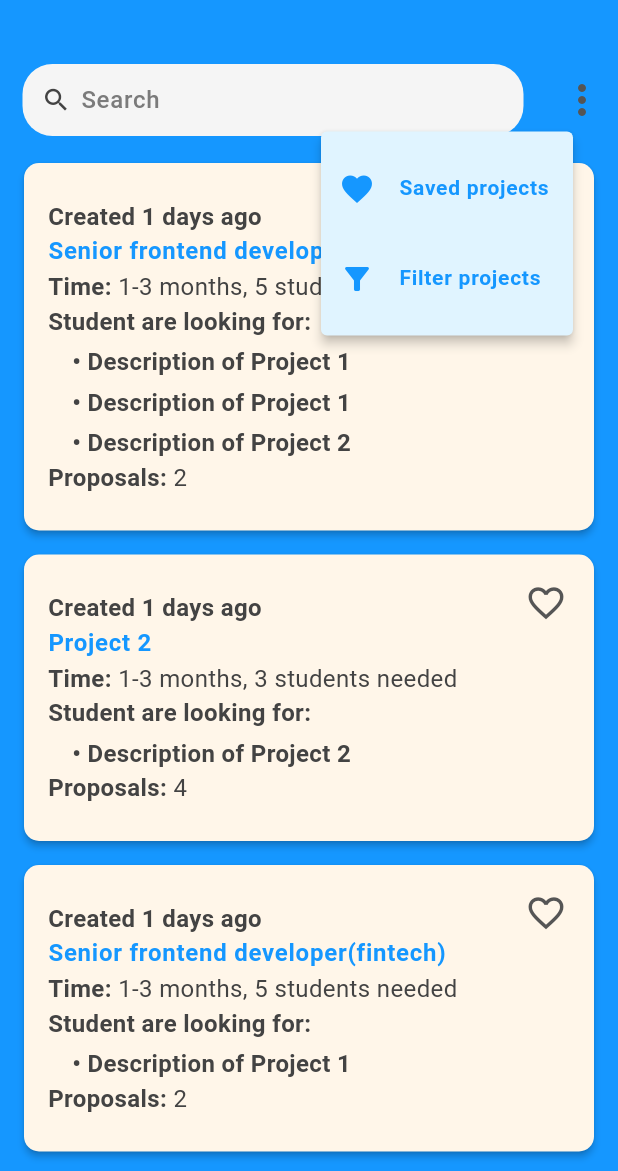
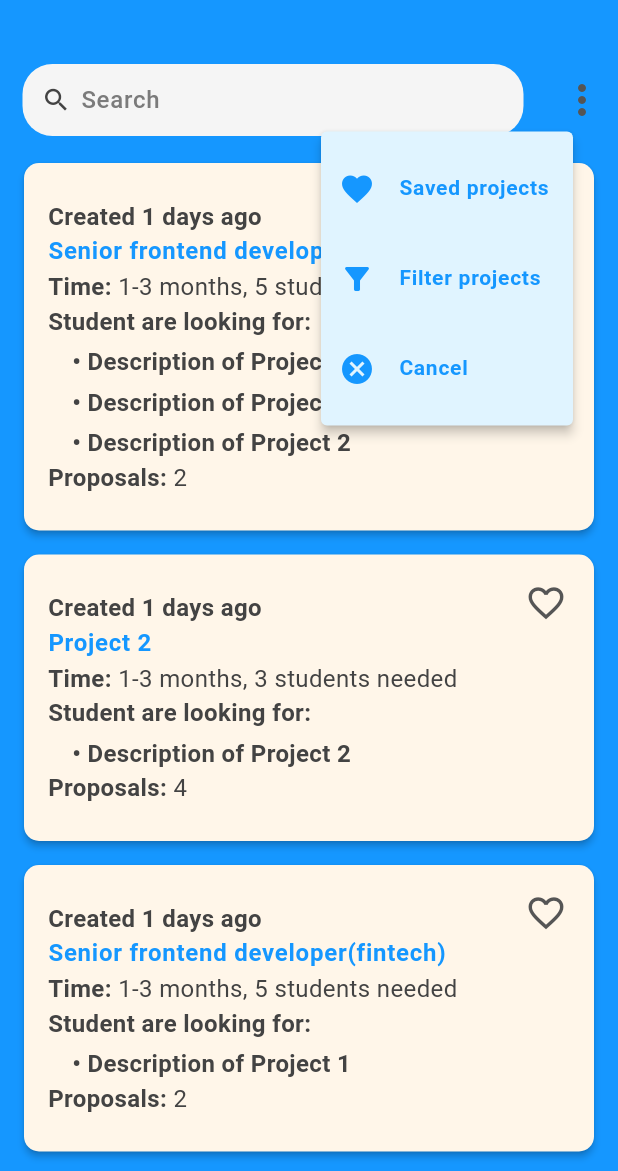
Before and after one commit to PhuocDinh462/student_hub, a Flutter app: the screen it shows after launch, after a tap on the "more vert" icon, on a phone screen of 412 x 824 dp, the part 65-1236 px from its top. Run offline on Flutter 3.47's test engine with Material 3 defaults, Android fonts, the phone set to English and light mode, and no system bars; our stand-ins replace gap, pinput, shared_preferences.

Commit message:
feat: Add cancel option in popup menu

```diff
--- a/lib/screens/projects/projects.dart
+++ b/lib/screens/projects/projects.dart
@@ -169,6 +169,32 @@ class _ProjectsState extends State<Projects> {
                           ],
                         ),
                       ),
+                      PopupMenuItem<String>(
+                        value: 'Cancel', // Giá trị cho mục "Cancel"
+                        height: 60,
+                        onTap: () {
+                          // Xử lý khi chọn "Cancel"
+                        },
+                        child: Row(
+                          children: [
+                            const Icon(
+                              Icons.cancel,
+                              color: primary_300,
+                            ),
+                            const Gap(16),
+                            Text(
+                              'Cancel',
+                              style: Theme.of(context)
+                                  .textTheme
+                                  .labelMedium
+                                  ?.copyWith(
+                                    color: primary_300,
+                                    fontWeight: FontWeight.bold,
+                                  ),
+                            ),
+                          ],
+                        ),
+                      ),
                     ],
                   ),
                 ],
```
